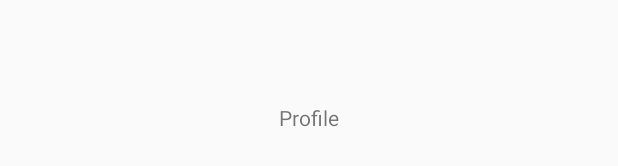
After one commit to hmmelton/Kibbble, an Android app: the layout fragment_profile.xml on its own in the app's theme, with its tools: preview values and no code run, on a phone screen of 412 x 824 dp. The commit adds this screen. Shown: the part 500-666 px from the top of the screen. Run offline under Robolectric (Android 15) with nearby library versions, the phone set to English and light mode, and no system bars.

Commit message:
changed launcher icon, added fragment classes & layouts, Myo util file

```diff
--- /dev/null
+++ b/app/src/main/res/layout/fragment_profile.xml
@@ -0,0 +1,14 @@
+<?xml version="1.0" encoding="utf-8"?>
+<RelativeLayout xmlns:android="http://schemas.android.com/apk/res/android"
+              android:orientation="vertical"
+              android:layout_width="match_parent"
+              android:layout_height="match_parent">
+
+    <TextView
+        android:layout_width="wrap_content"
+        android:layout_height="wrap_content"
+        android:layout_centerInParent="true"
+        android:text="Profile"/>
+
+
+</RelativeLayout>
```
Also changed, not shown: app/src/main/java/com/hmmelton/kibbble/MainActivity.java (+0 -80 lines), app/src/main/java/com/hmmelton/kibbble/fragments/MainFragment.java (added, +94 -0 lines), app/src/main/java/com/hmmelton/kibbble/utils/MyoUtil.java (added, +32 -0 lines), app/src/main/res/layout/activity_main.xml (+4 -5 lines), app/src/main/res/layout/fragment_main.xml (added, +12 -0 lines), app/src/main/res/layout/fragment_saved.xml (added, +13 -0 lines), app/src/main/ic_launcher-web.png, app/src/main/res/mipmap-hdpi/ic_launcher.png, app/src/main/res/mipmap-mdpi/ic_launcher.png, app/src/main/res/mipmap-xhdpi/ic_launcher.png, app/src/main/res/mipmap-xxhdpi/ic_launcher.png, app/src/main/res/mipmap-xxxhdpi/ic_launcher.png, 2 other files.
